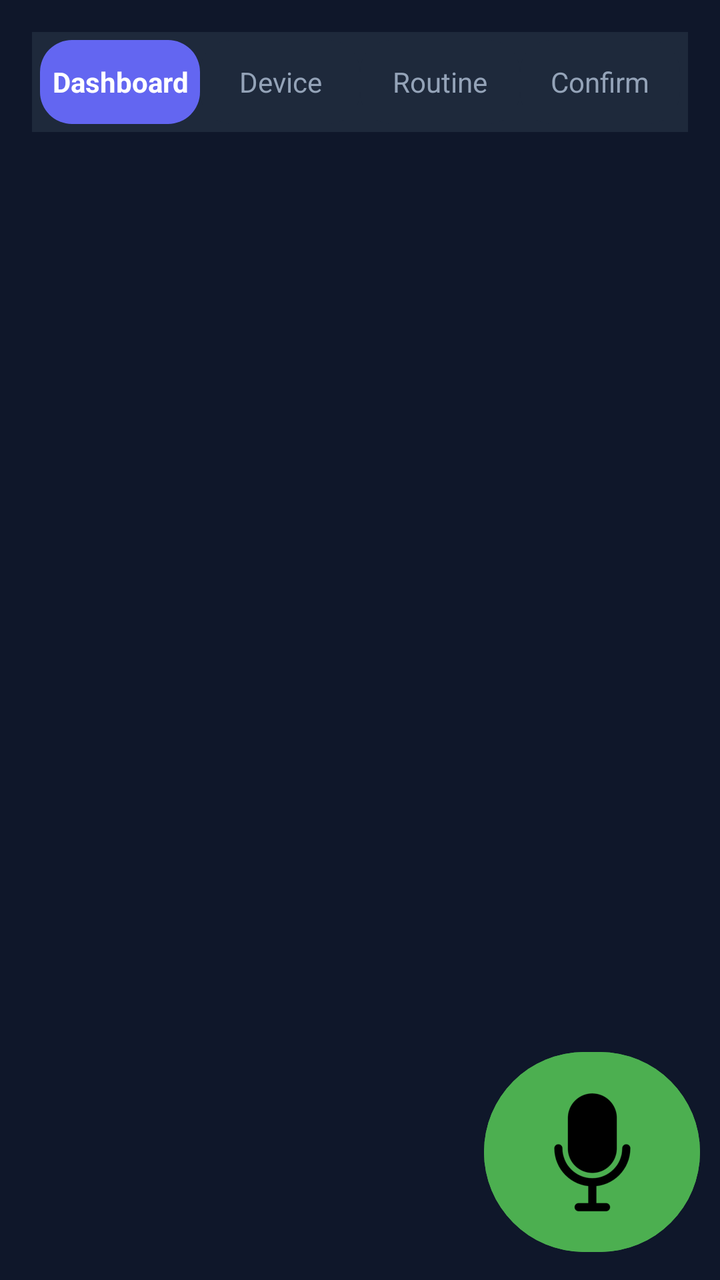
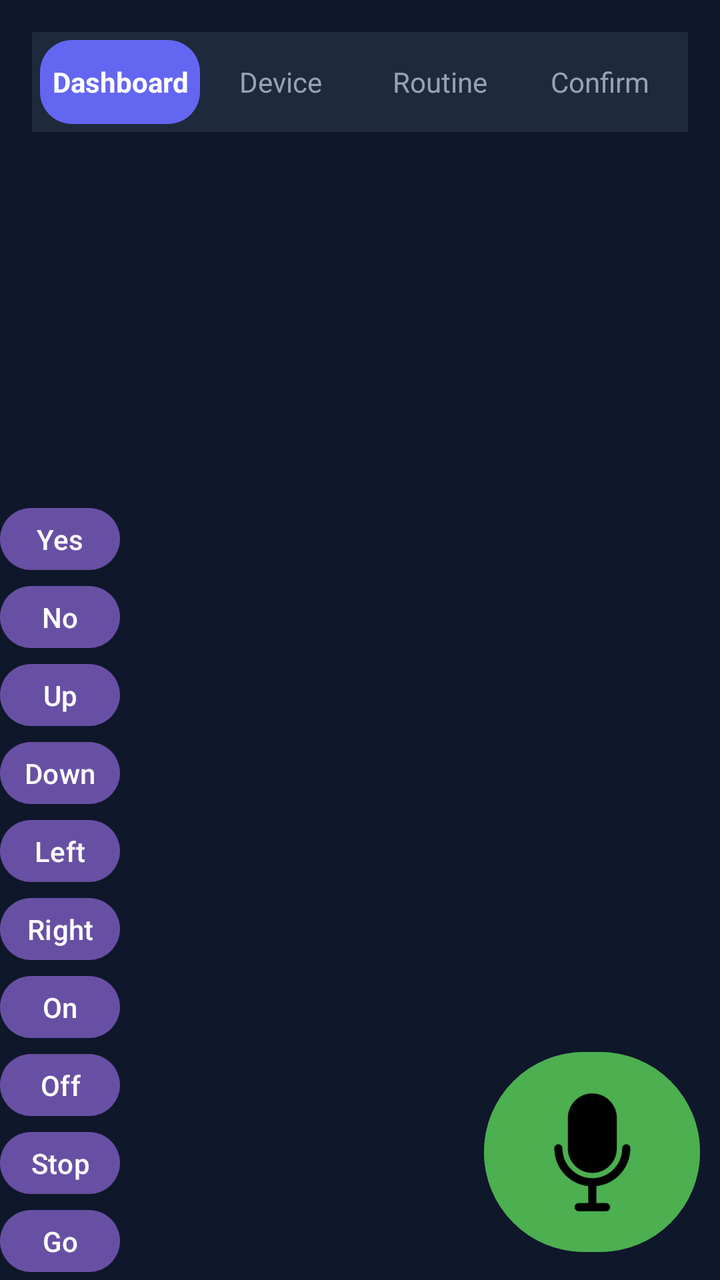

Compare the two renders of this Android layout. The source of the first and the diff that turns it into the second are given below.
<!-- AndroidManifest.xml: application theme Theme.VoiceSmartHome -->
<!-- res/layout/activity_main.xml -->
<?xml version="1.0" encoding="utf-8"?>
<RelativeLayout xmlns:android="http://schemas.android.com/apk/res/android"
    xmlns:app="http://schemas.android.com/apk/res-auto"
    xmlns:tools="http://schemas.android.com/tools"
    android:id="@+id/main_root"
    android:layout_width="match_parent"
    android:layout_height="match_parent"
    android:background="#0F172A"
    android:orientation="vertical">

    

    <LinearLayout
        android:layout_width="match_parent"
        android:layout_height="match_parent"
        android:orientation="vertical">

        <include layout="@layout/top_bar" />

        <FrameLayout
            android:id="@+id/content_container"
            android:layout_width="match_parent"
            android:layout_height="match_parent">

        </FrameLayout>
    </LinearLayout>

    <FrameLayout
        android:layout_width="wrap_content"
        android:layout_height="wrap_content"
        android:layout_alignParentEnd="true"
        android:layout_alignParentBottom="true"
        android:translationX="-10dp"
        android:translationY="-10dp">

        <androidx.constraintlayout.widget.ConstraintLayout
            android:layout_width="match_parent"
            android:layout_height="match_parent">

            <Button
                android:id="@+id/record_button"
                android:layout_width="match_parent"
                android:layout_height="0dp"
                android:backgroundTint="#4CAF50"
                app:layout_constraintBottom_toBottomOf="parent"
                app:layout_constraintDimensionRatio="1:1"
                app:layout_constraintEnd_toEndOf="parent" />

            <ImageView
                android:id="@+id/imageView"
                android:layout_width="match_parent"
                android:layout_height="0dp"
                app:layout_constraintBottom_toBottomOf="parent"
                app:layout_constraintDimensionRatio="1:1"
                app:layout_constraintEnd_toEndOf="parent"
                app:srcCompat="@mipmap/mic_icon_foreground" />

        </androidx.constraintlayout.widget.ConstraintLayout>

    </FrameLayout>

    

</RelativeLayout>
<!-- res/layout/top_bar.xml (included above) -->
<?xml version="1.0" encoding="utf-8"?>
<LinearLayout
    xmlns:android="http://schemas.android.com/apk/res/android"
    android:layout_width="match_parent"
    android:layout_height="wrap_content"
    android:orientation="vertical"
    android:padding="16dp"
    android:background="#0F172A">

    
    <LinearLayout
        android:layout_width="match_parent"
        android:layout_height="50dp"
        android:orientation="horizontal"
        android:gravity="center"
        android:background="#1E293B"
        android:padding="4dp"
        android:clipToPadding="false">

        
        <TextView
            android:id="@+id/tab_dashboard"
            android:layout_width="0dp"
            android:layout_height="match_parent"
            android:layout_weight="1"
            android:text="Dashboard"
            android:textColor="#FFFFFF"
            android:textStyle="bold"
            android:gravity="center"
            android:background="@drawable/tab_selected"
            android:clickable="true"
            android:focusable="true"/>

        
        <TextView
            android:id="@+id/tab_device"
            android:layout_width="0dp"
            android:layout_height="match_parent"
            android:layout_weight="1"
            android:text="Device"
            android:textColor="#94A3B8"
            android:gravity="center"
            android:background="@drawable/tab_unselected"
            android:clickable="true"
            android:focusable="true"/>

        
        <TextView
            android:id="@+id/tab_routine"
            android:layout_width="0dp"
            android:layout_height="match_parent"
            android:layout_weight="1"
            android:text="Routine"
            android:textColor="#94A3B8"
            android:gravity="center"
            android:background="@drawable/tab_unselected"
            android:clickable="true"
            android:focusable="true"/>

        
        <TextView
            android:id="@+id/tab_confirm"
            android:layout_width="0dp"
            android:layout_height="match_parent"
            android:layout_weight="1"
            android:text="Confirm"
            android:textColor="#94A3B8"
            android:gravity="center"
            android:background="@drawable/tab_unselected"
            android:clickable="true"
            android:focusable="true"/>

    </LinearLayout>

</LinearLayout>
<!-- resources referenced by this layout -->
<resources>
  <!-- drawable tab_selected (drawable) -->
  <shape xmlns:android="http://schemas.android.com/apk/res/android">
      <solid android:color="#6366F1"/>
      <corners android:radius="16dp"/>
  </shape>
  <!-- drawable tab_unselected (drawable) -->
  <shape xmlns:android="http://schemas.android.com/apk/res/android">
      <solid android:color="#1E293B"/>
      <corners android:radius="16dp"/>
  </shape>
  <!-- mipmap mic_icon_foreground: webp bitmap (mipmap-hdpi, 908 bytes) -->
  <style name="Theme.VoiceSmartHome" parent="Base.Theme.VoiceSmartHome" />
  <style name="Base.Theme.VoiceSmartHome" parent="Theme.Material3.DayNight.NoActionBar">
          
          
      </style>
</resources>

<!-- the commit's change to res/layout/activity_main.xml (unified diff, before → after) -->
@@ -23,7 +23,132 @@
             android:layout_height="match_parent">
 
         </FrameLayout>
+
     </LinearLayout>
+
+    <androidx.constraintlayout.widget.ConstraintLayout
+        android:layout_width="match_parent"
+        android:layout_height="match_parent">
+
+        <GridLayout
+            android:layout_width="wrap_content"
+            android:layout_height="wrap_content"
+            android:columnCount="1"
+            app:layout_constraintBottom_toBottomOf="parent"
+            app:layout_constraintStart_toStartOf="parent">
+
+            <Button
+                android:id="@+id/yes_button"
+                android:layout_width="wrap_content"
+                android:layout_height="wrap_content"
+                android:layout_weight="1"
+                android:insetBottom="4dp"
+                android:minWidth="60dp"
+                android:minHeight="0dp"
+                android:paddingLeft="0dp"
+                android:paddingRight="0dp"
+                android:text="Yes" />
+
+            <Button
+                android:id="@+id/no_button"
+                android:layout_width="wrap_content"
+                android:layout_height="wrap_content"
+                android:layout_weight="1"
+                android:minWidth="60dp"
+                android:minHeight="0dp"
+                android:paddingLeft="0dp"
+                android:paddingRight="0dp"
+                android:text="No" />
+
+            <Button
+                android:id="@+id/up_button"
+                android:layout_width="wrap_content"
+                android:layout_height="wrap_content"
+                android:layout_weight="1"
+                android:minWidth="60dp"
+                android:minHeight="0dp"
+                android:paddingLeft="0dp"
+                android:paddingRight="0dp"
+                android:text="Up" />
+
+            <Button
+                android:id="@+id/down_button"
+                android:layout_width="wrap_content"
+                android:layout_height="wrap_content"
+                android:layout_weight="1"
+                android:minWidth="60dp"
+                android:minHeight="0dp"
+                android:paddingLeft="0dp"
+                android:paddingRight="0dp"
+                android:text="Down" />
+
+            <Button
+                android:id="@+id/left_button"
+                android:layout_width="wrap_content"
+                android:layout_height="wrap_content"
+                android:layout_weight="1"
+                android:minWidth="60dp"
+                android:minHeight="0dp"
+                android:paddingLeft="0dp"
+                android:paddingRight="0dp"
+                android:text="Left" />
+
+            <Button
+                android:id="@+id/right_button"
+                android:layout_width="wrap_content"
+                android:layout_height="wrap_content"
+                android:layout_weight="1"
+                android:minWidth="60dp"
+                android:minHeight="0dp"
+                android:paddingLeft="0dp"
+                android:paddingRight="0dp"
+                android:text="Right" />
+
+            <Button
+                android:id="@+id/on_button"
+                android:layout_width="wrap_content"
+                android:layout_height="wrap_content"
+                android:layout_weight="1"
+                android:minWidth="60dp"
+                android:minHeight="0dp"
+                android:paddingLeft="0dp"
+                android:paddingRight="0dp"
+                android:text="On" />
+
+            <Button
+                android:id="@+id/off_button"
+                android:layout_width="wrap_content"
+                android:layout_height="wrap_content"
+                android:layout_weight="1"
+                android:minWidth="60dp"
+                android:minHeight="0dp"
+                android:paddingLeft="0dp"
+                android:paddingRight="0dp"
+                android:text="Off" />
+
+            <Button
+                android:id="@+id/stop_button"
+                android:layout_width="wrap_content"
+                android:layout_height="wrap_content"
+                android:layout_weight="1"
+                android:minWidth="60dp"
+                android:minHeight="0dp"
+                android:paddingLeft="0dp"
+                android:paddingRight="0dp"
+                android:text="Stop" />
+
+            <Button
+                android:id="@+id/go_button"
+                android:layout_width="wrap_content"
+                android:layout_height="wrap_content"
+                android:layout_weight="1"
+                android:minWidth="60dp"
+                android:minHeight="0dp"
+                android:paddingLeft="0dp"
+                android:paddingRight="0dp"
+                android:text="Go" />
+        </GridLayout>
+    </androidx.constraintlayout.widget.ConstraintLayout>
 
     <FrameLayout
         android:layout_width="wrap_content"
